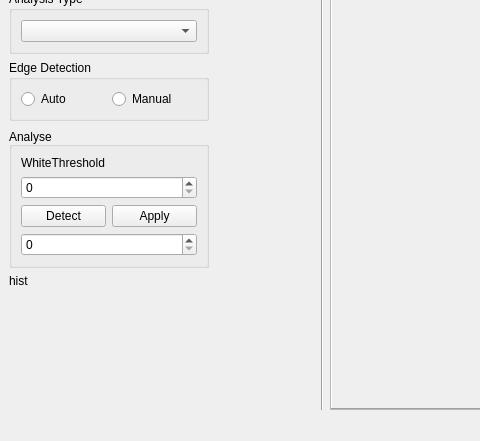
This is ui/Scan8mmFilm_ui.ui in warwickh/scan8mmfilm-app as Qt 5 draws it before an edit; both pictures show x 0 to 480 and y 474 to 915 of the 1050 by 915 pixel window. The edited form follows.
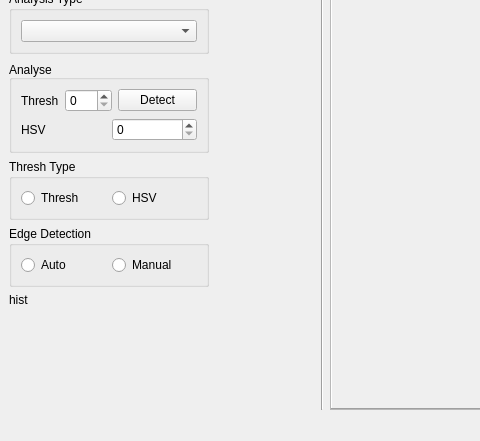
This is the edited form.

Commit message: Option for hsv or thresh left edge and thresh model

Diff of the .ui file:
```diff
--- a/ui/Scan8mmFilm_ui.ui
+++ b/ui/Scan8mmFilm_ui.ui
@@ -494,29 +494,6 @@
         </layout>
        </widget>
       </item>
-      <item>
-       <widget class="QGroupBox" name="gboxEdgeDet">
-        <property name="title">
-         <string>Edge Detection</string>
-        </property>
-        <layout class="QHBoxLayout" name="horizontalLayout_14">
-         <item>
-          <widget class="QRadioButton" name="rbtnAutoEdge">
-           <property name="text">
-            <string>Auto</string>
-           </property>
-          </widget>
-         </item>
-         <item>
-          <widget class="QRadioButton" name="rbtnManEdge">
-           <property name="text">
-            <string>Manual</string>
-           </property>
-          </widget>
-         </item>
-        </layout>
-       </widget>
-      </item>
       <item>
        <widget class="QGroupBox" name="gboxAnalyseThresh">
         <property name="sizePolicy">
@@ -557,14 +534,10 @@
                 </sizepolicy>
                </property>
                <property name="text">
-                <string>WhiteThreshold</string>
+                <string>Thresh</string>
                </property>
               </widget>
              </item>
-            </layout>
-           </item>
-           <item>
-            <layout class="QHBoxLayout" name="horizontalLayout_13">
              <item>
               <widget class="QSpinBox" name="sbWT">
                <property name="sizePolicy">
@@ -578,10 +551,6 @@
                </property>
               </widget>
              </item>
-            </layout>
-           </item>
-           <item>
-            <layout class="QHBoxLayout" name="horizontalLayout_xstart_2">
              <item>
               <widget class="QPushButton" name="pbtnDetectWT">
                <property name="sizePolicy">
@@ -595,25 +564,69 @@
                </property>
               </widget>
              </item>
+            </layout>
+           </item>
+           <item>
+            <layout class="QHBoxLayout" name="horizontalLayout_xstart_2">
              <item>
-              <widget class="QPushButton" name="pbtnApplyWT">
-               <property name="sizePolicy">
-                <sizepolicy hsizetype="Preferred" vsizetype="Fixed">
-                 <horstretch>0</horstretch>
-                 <verstretch>0</verstretch>
-                </sizepolicy>
-               </property>
+              <widget class="QLabel" name="label">
                <property name="text">
-                <string>Apply</string>
+                <string>HSV</string>
                </property>
               </widget>
              </item>
+             <item>
+              <widget class="QSpinBox" name="sbHsvMargin"/>
+             </item>
             </layout>
            </item>
           </layout>
          </item>
+        </layout>
+       </widget>
+      </item>
+      <item>
+       <widget class="QGroupBox" name="groupBox_2">
+        <property name="title">
+         <string>Thresh Type</string>
+        </property>
+        <layout class="QHBoxLayout" name="horizontalLayout_6">
          <item>
-          <widget class="QSpinBox" name="sbHsvMargin"/>
+          <widget class="QRadioButton" name="rbtnThresh">
+           <property name="text">
+            <string>Thresh</string>
+           </property>
+          </widget>
+         </item>
+         <item>
+          <widget class="QRadioButton" name="rbtnHsv">
+           <property name="text">
+            <string>HSV</string>
+           </property>
+          </widget>
+         </item>
+        </layout>
+       </widget>
+      </item>
+      <item>
+       <widget class="QGroupBox" name="gboxEdgeDet">
+        <property name="title">
+         <string>Edge Detection</string>
+        </property>
+        <layout class="QHBoxLayout" name="horizontalLayout_14">
+         <item>
+          <widget class="QRadioButton" name="rbtnAutoEdge">
+           <property name="text">
+            <string>Auto</string>
+           </property>
+          </widget>
+         </item>
+         <item>
+          <widget class="QRadioButton" name="rbtnManEdge">
+           <property name="text">
+            <string>Manual</string>
+           </property>
+          </widget>
          </item>
         </layout>
        </widget>
```
The commit also changes 8 other files.
